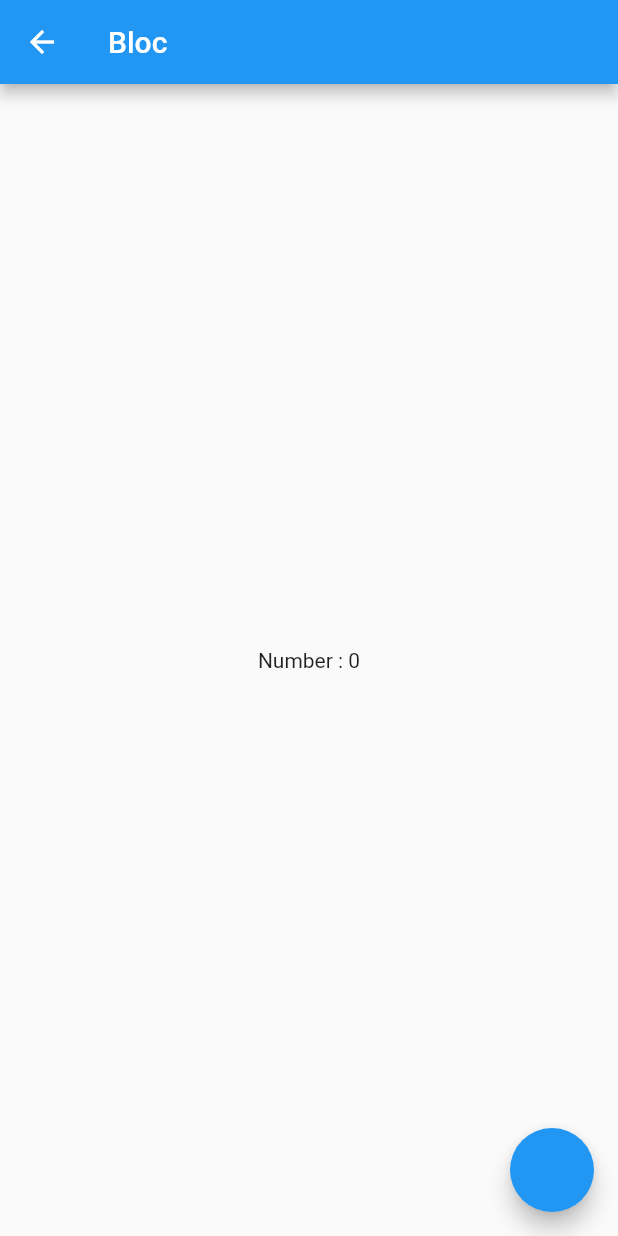
After one commit to fehmivelioglu/flutter-test, a Flutter app: the screen it shows after launch, after a tap on "Cubit", on a phone screen of 412 x 824 dp. The commit adds this screen. Run offline on Flutter 3.47's test engine with Material 2 defaults, Android fonts, the phone set to English and light mode, and no system bars; our stand-ins replace bloc, easy_localization, flutter_bloc; missing offline and left inert: ssl_pinning_plugin.

Commit message:
bloc-cubit test added

```diff
--- /dev/null
+++ b/lib/views/bloc/bloc_screen.dart
@@ -0,0 +1,24 @@
+import 'package:flutter/material.dart';
+import 'package:flutter_bloc/flutter_bloc.dart';
+
+import 'cubit.dart';
+
+class BlocTestScreen extends StatelessWidget {
+  const BlocTestScreen({Key? key}) : super(key: key);
+
+  @override
+  Widget build(BuildContext context) {
+    return Scaffold(
+      floatingActionButton:
+          FloatingActionButton(onPressed: () => context.read<CounterCubit>().increment()),
+      appBar: AppBar(
+        title: const Text('Bloc'),
+      ),
+      body: Center(
+        child: BlocBuilder<CounterCubit, int>(builder: (context, count) {
+          return Text('Number : ' + count.toString());
+        }),
+      ),
+    );
+  }
+}
--- /dev/null
+++ b/lib/views/bloc/cubit.dart
@@ -0,0 +1,13 @@
+import 'package:bloc/bloc.dart';
+
+class CounterCubit extends Cubit<int> {
+  CounterCubit() : super(0);
+
+  void increment() => emit(state + 1);
+
+  @override
+  void onChange(Change<int> change) {
+    super.onChange(change);
+    print(change);
+  }
+}
--- a/lib/views/home/home_screen.dart
+++ b/lib/views/home/home_screen.dart
@@ -1,10 +1,13 @@
 import 'package:flutter/material.dart';
+import 'package:flutter_bloc/flutter_bloc.dart';
 import 'package:test/core/extension/device_size_extension.dart';
+import 'package:test/views/bloc/bloc_screen.dart';
 
+import '../bloc/cubit.dart';
 import '../easy-localization/easylocalization_screen.dart';
 
 class HomeScreen extends StatelessWidget {
-  const HomeScreen({ Key? key }) : super(key: key);
+  const HomeScreen({Key? key}) : super(key: key);
 
   @override
   Widget build(BuildContext context) {
@@ -16,8 +19,19 @@ class HomeScreen extends StatelessWidget {
           child: Column(
         mainAxisAlignment: MainAxisAlignment.center,
         children: [
+          TextButton(
+              onPressed: () => Navigator.push(
+                  context,
+                  MaterialPageRoute(
+                      builder: (context) => BlocProvider(
+                          create: (_) => CounterCubit(),
+                          child: const BlocTestScreen()))),
+              child: const Text('Cubit')),
           TextButton.icon(
-                onPressed: () => Navigator.push(context, MaterialPageRoute(builder: (context)=>const EasyLocalizationScreen())),
+              onPressed: () => Navigator.push(
+                  context,
+                  MaterialPageRoute(
+                      builder: (context) => const EasyLocalizationScreen())),
               icon: const Icon(Icons.language),
               label: const Text('Easy Localization')),
           DataTable(
--- a/pubspec.yaml
+++ b/pubspec.yaml
@@ -37,6 +37,7 @@ dependencies:
   easy_localization: ^3.0.0
   http: ^0.13.4
   ssl_pinning_plugin: ^2.0.0
+  flutter_bloc: ^8.1.1
 
 dev_dependencies:
   flutter_test:
```
Also changed, not shown: lib/main.dart (+5 -2 lines), pubspec.lock, 6 other files. Lines whose indentation alone changed are shown as unchanged.
